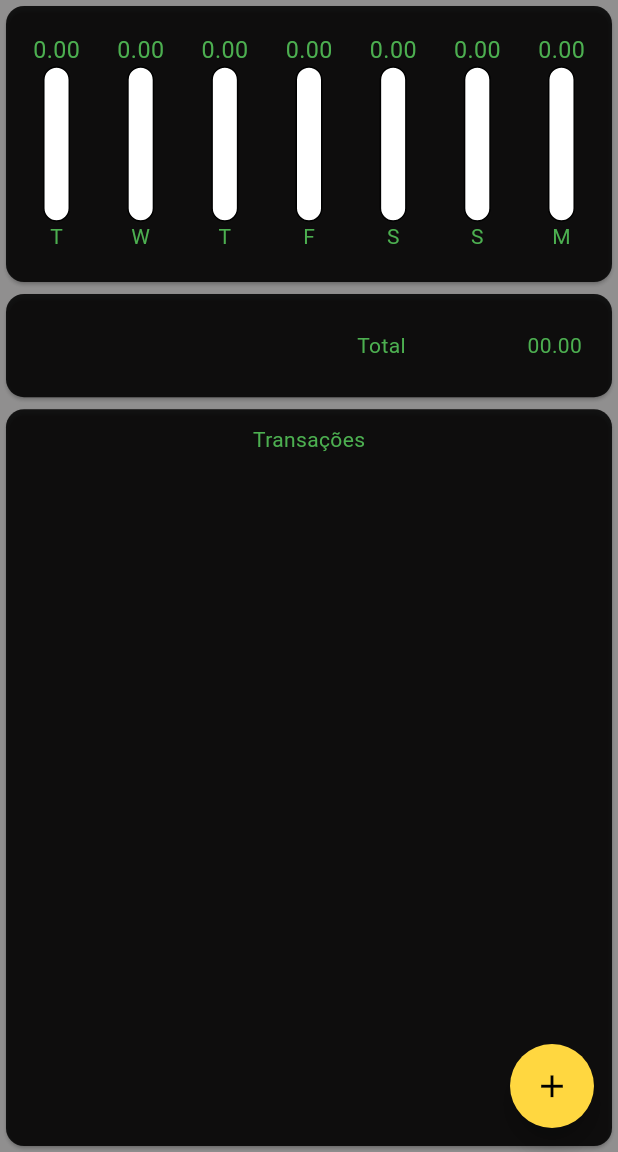
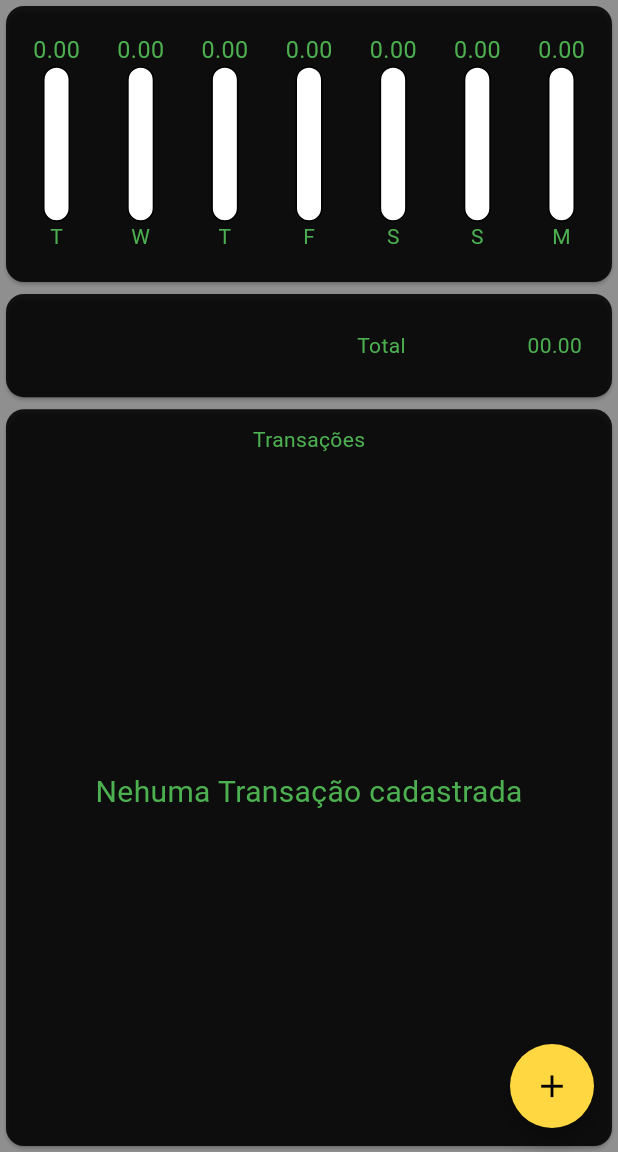
Before and after one commit to jefferson-Felipy/Flutter-Studing, a Flutter app: the screen it shows after launch, on a phone screen of 412 x 824 dp, the part 84-1236 px from its top. Run offline on Flutter 3.47's test engine with Material 3 defaults, Android fonts, the phone set to English and light mode, and no system bars.

Commit message:
Adicionando um componente caso a lista de itens seja vazia

```diff
--- a/lib/components/transaction_list.dart
+++ b/lib/components/transaction_list.dart
@@ -23,7 +23,19 @@ class TransactionList extends StatelessWidget {
           children: [
             Center(child: Text('Transações')),
 
-            Expanded(
+            transactions.isEmpty
+                ? Expanded(
+                    child: Padding(
+                      padding: EdgeInsets.all(10),
+                      child: Center(
+                        child: Text(
+                          'Nehuma Transação cadastrada',
+                          style: TextStyle(fontSize: 20),
+                        ),
+                      ),
+                    ),
+                  )
+                : Expanded(
                     child: ListView.builder(
                       itemCount: transactions.length,
                       itemBuilder: (context, index) {
```
Lines whose indentation alone changed are shown as unchanged.
